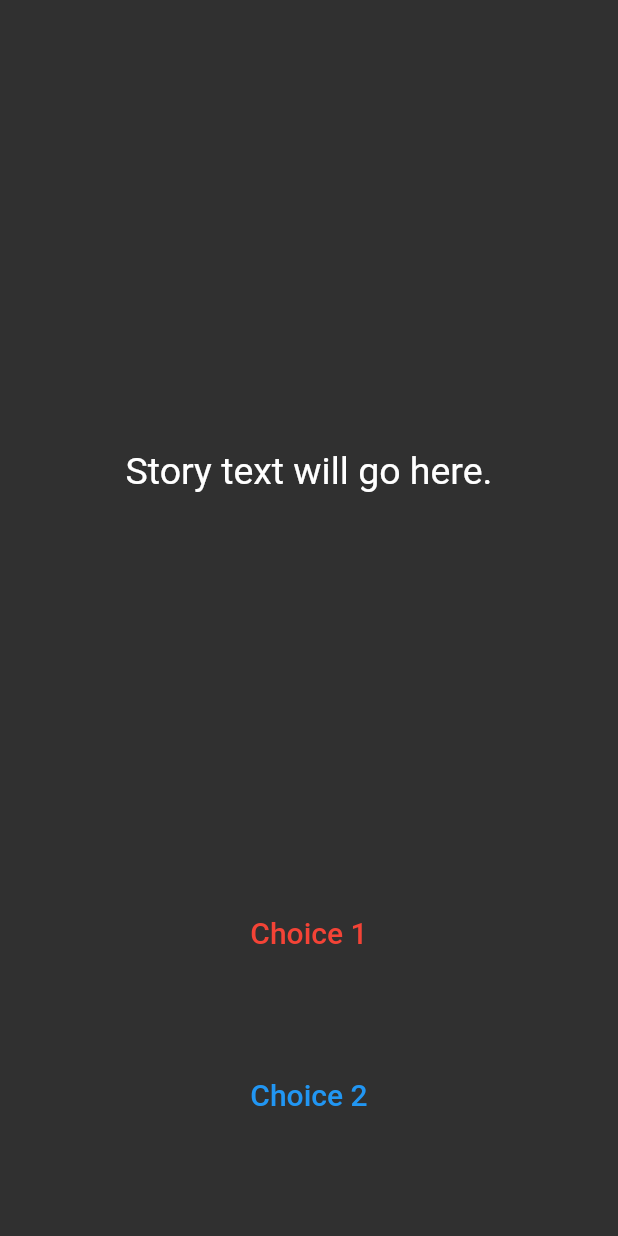
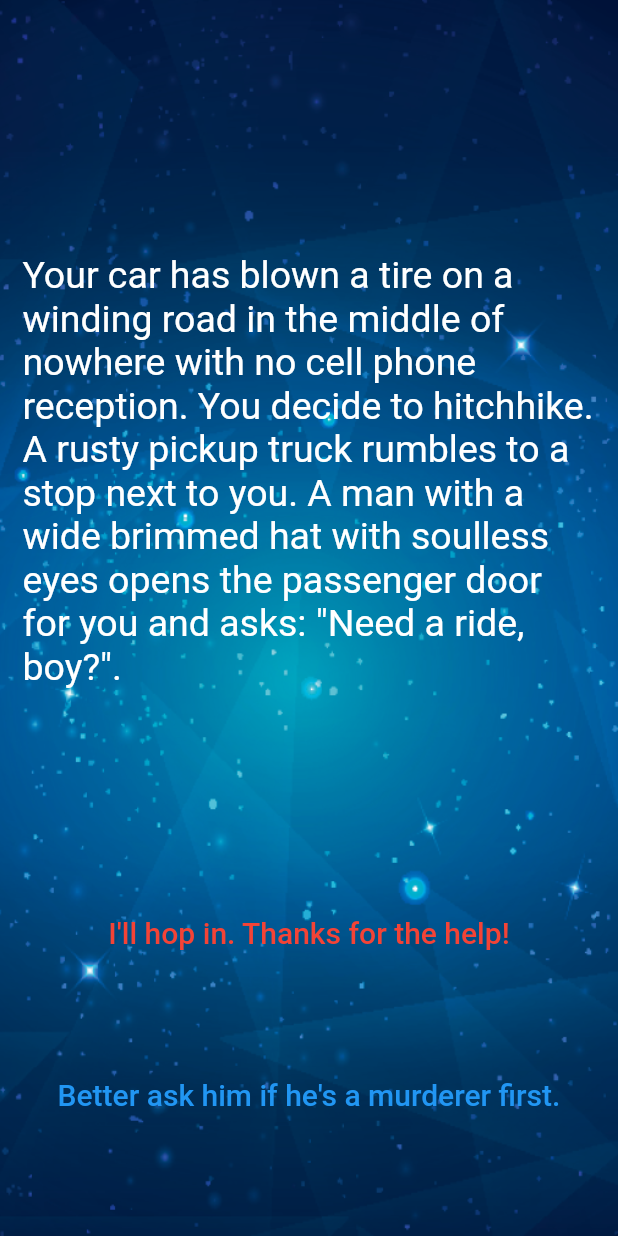
Before and after one commit to Niklaus-IAN/destiny_challenge, a Flutter app: the screen it shows after launch, on a phone screen of 412 x 824 dp. Run offline on Flutter 3.47's test engine with Material 2 defaults, Android fonts, the phone set to English and light mode, and no system bars.

```diff
--- a/lib/main.dart
+++ b/lib/main.dart
@@ -1,4 +1,5 @@
 import 'package:flutter/material.dart';
+import 'package:destiny_challenge/story_brain.dart';
 
 //TODO: Step 15 - Run the app and see if you can see the screen update with the first story. Delete this TODO if it looks as you expected.
 
@@ -17,6 +18,7 @@ class Destini extends StatelessWidget {
 }
 
 //TODO: Step 9 - Create a new storyBrain object from the StoryBrain class.
+StoryBrain storyBrain = StoryBrain();
 
 class StoryPage extends StatefulWidget {
   const StoryPage({Key? key}) : super(key: key);
@@ -31,36 +33,44 @@ class _StoryPageState extends State<StoryPage> {
     return Scaffold(
       body: Container(
         //TODO: Step 1 - Add background.png to this Container as a background image.
+        decoration: const BoxDecoration(
+          image: DecorationImage(
+              image: AssetImage("images/background.png"), fit: BoxFit.fill),
+        ),
         padding: const EdgeInsets.symmetric(vertical: 50.0, horizontal: 15.0),
         constraints: const BoxConstraints.expand(),
         child: SafeArea(
           child: Column(
             crossAxisAlignment: CrossAxisAlignment.stretch,
             children: <Widget>[
-              const Expanded(
+              Expanded(
                 flex: 12,
                 child: Center(
                   child: Text(
                     //TODO: Step 10 - use the storyBrain to get the first story title and display it in this Text Widget.
-                    'Story text will go here.',
-                    style: TextStyle(
+                    storyBrain.getStory(),
+                    style: const TextStyle(
                       fontSize: 25.0,
                     ),
                   ),
                 ),
               ),
               Expanded(
+                /**/
                 flex: 2,
                 child: TextButton(
                   style: TextButton.styleFrom(primary: Colors.red),
                   onPressed: () {
                     //Choice 1 made by user.
                     //TODO: Step 18 - Call the nextStory() method from storyBrain and pass the number 1 as the choice made by the user.
+                    setState(() {
+                      storyBrain.nextStory(1);
+                    });
                   },
-                  child: const Text(
+                  child: Text(
                     //TODO: Step 13 - Use the storyBrain to get the text for choice 1.
-                    'Choice 1',
-                    style: TextStyle(
+                    storyBrain.getChoice1(),
+                    style: const TextStyle(
                       fontSize: 20.0,
                     ),
                   ),
@@ -73,17 +83,23 @@ class _StoryPageState extends State<StoryPage> {
                 flex: 2,
                 //TODO: Step 26 - Use a Flutter Visibility Widget to wrap this FlatButton.
                 //TODO: Step 28 - Set the "visible" property of the Visibility Widget to equal the output from the buttonShouldBeVisible() method in the storyBrain.
+                child: Visibility(
+                  visible: storyBrain.buttonShouldBeVisible(),
                   child: TextButton(
                     style: TextButton.styleFrom(primary: Colors.blue),
                     onPressed: () {
                       //Choice 2 made by user.
                       //TODO: Step 19 - Call the nextStory() method from storyBrain and pass the number 2 as the choice made by the user.
+                      setState(() {
+                        storyBrain.nextStory(2);
+                      });
                     },
-                  child: const Text(
+                    child: Text(
                       //TODO: Step 14 - Use the storyBrain to get the text for choice 2.
-                    'Choice 2',
-                    style: TextStyle(
+                      storyBrain.getChoice2(),
+                      style: const TextStyle(
                         fontSize: 20.0,
+                      ),
                     ),
                   ),
                 ),
```
Also changed, not shown: lib/story.dart (+8 -0 lines), lib/story_brain.dart (+86 -36 lines). Lines whose indentation alone changed are shown as unchanged.
